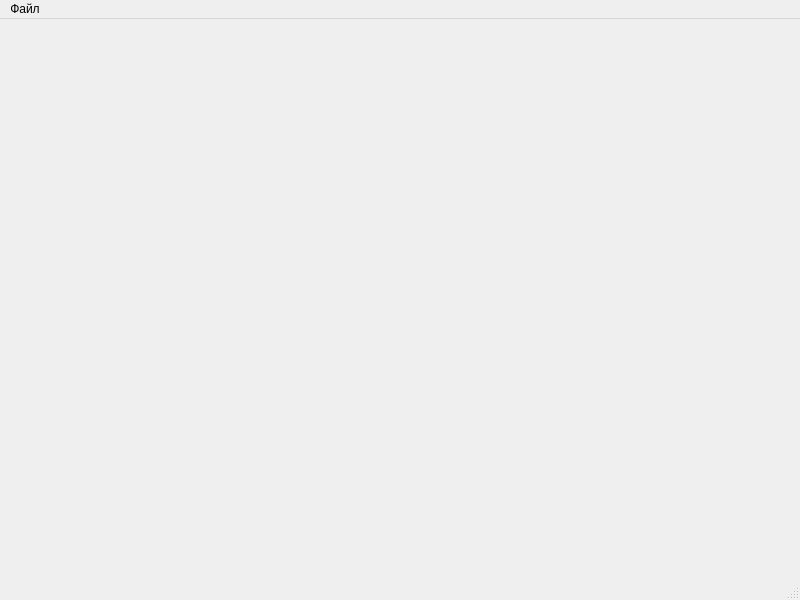
Old version of the form DZ3_SQL_DB/mainwindow.ui in the repository Anton201276/Otus-Qt.
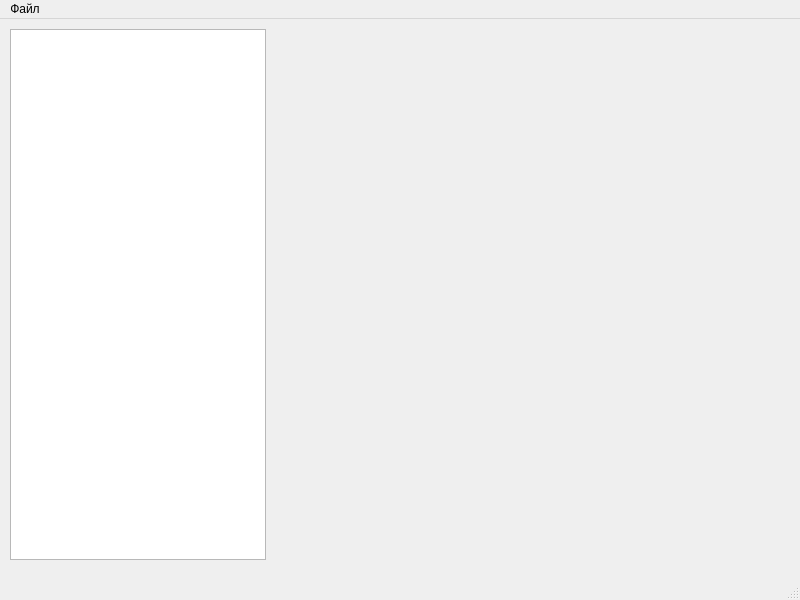
New version of the form.

Commit message: Добавлен класс Sokrat3_DB в виде файлов Sokrat3_DB.cpp Sokrat3_DB.h Добавлен QTreeView для отображения названий модулей

```diff
--- a/DZ3_SQL_DB/mainwindow.ui
+++ b/DZ3_SQL_DB/mainwindow.ui
@@ -13,7 +13,18 @@
   <property name="windowTitle">
    <string>MainWindow</string>
   </property>
-  <widget class="QWidget" name="centralwidget"/>
+  <widget class="QWidget" name="centralwidget">
+   <widget class="QTreeView" name="treeView">
+    <property name="geometry">
+     <rect>
+      <x>10</x>
+      <y>10</y>
+      <width>256</width>
+      <height>531</height>
+     </rect>
+    </property>
+   </widget>
+  </widget>
   <widget class="QMenuBar" name="menubar">
    <property name="geometry">
     <rect>
```
The commit also changes 6 other files.
